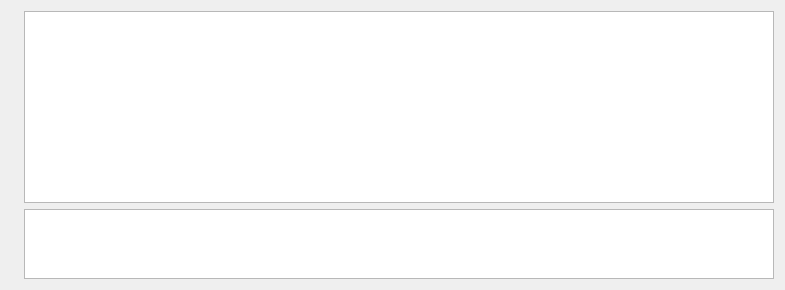
Old version of the form chatitem.ui in the repository marciusbezerra/GPT4-C-.
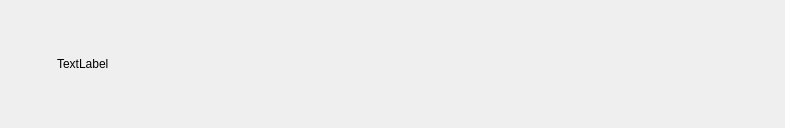
New version of the form. Icons and pictures are not drawn.

Commit message: - swapping textBrowser for QLabel

```diff
--- a/chatitem.ui
+++ b/chatitem.ui
@@ -7,7 +7,7 @@
     <x>0</x>
     <y>0</y>
     <width>785</width>
-    <height>190</height>
+    <height>128</height>
    </rect>
   </property>
   <property name="sizePolicy">
@@ -19,9 +19,21 @@
   <property name="windowTitle">
    <string>Form</string>
   </property>
+  <property name="autoFillBackground">
+   <bool>false</bool>
+  </property>
+  <property name="styleSheet">
+   <string notr="true"/>
+  </property>
   <layout class="QVBoxLayout" name="verticalLayout_2">
+   <property name="sizeConstraint">
+    <enum>QLayout::SetDefaultConstraint</enum>
+   </property>
    <item>
     <layout class="QHBoxLayout" name="horizontalLayout">
+     <property name="sizeConstraint">
+      <enum>QLayout::SetDefaultConstraint</enum>
+     </property>
      <item alignment="Qt::AlignTop">
       <widget class="QLabel" name="label">
        <property name="maximumSize">
@@ -43,19 +55,28 @@
      </item>
      <item>
       <layout class="QVBoxLayout" name="verticalLayout">
+       <property name="sizeConstraint">
+        <enum>QLayout::SetDefaultConstraint</enum>
+       </property>
        <item>
-        <widget class="QTextBrowser" name="textBrowserQuestion">
+        <widget class="QLabel" name="labelQuestionAnswer">
          <property name="sizePolicy">
-          <sizepolicy hsizetype="MinimumExpanding" vsizetype="Minimum">
+          <sizepolicy hsizetype="Preferred" vsizetype="MinimumExpanding">
            <horstretch>0</horstretch>
            <verstretch>0</verstretch>
           </sizepolicy>
          </property>
+         <property name="text">
+          <string>TextLabel</string>
+         </property>
+         <property name="textFormat">
+          <enum>Qt::MarkdownText</enum>
+         </property>
+         <property name="wordWrap">
+          <bool>true</bool>
+         </property>
         </widget>
        </item>
-       <item>
-        <widget class="QTextBrowser" name="textBrowserAnswer"/>
-       </item>
       </layout>
      </item>
     </layout>
```
The commit also changes 3 other files.
